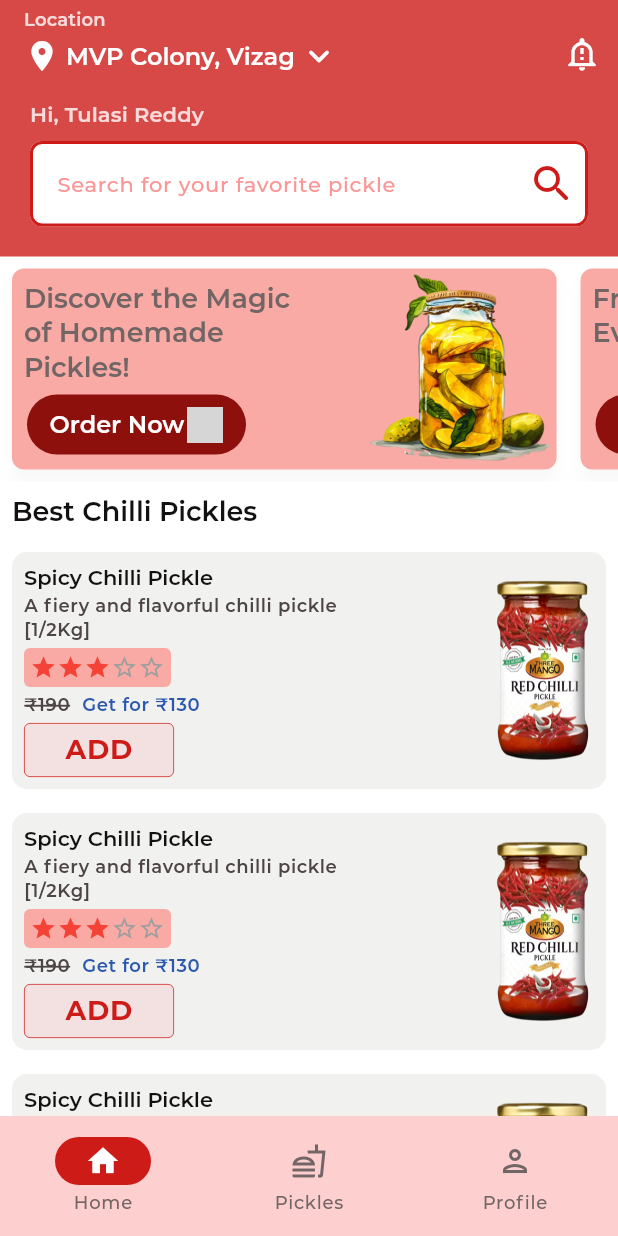
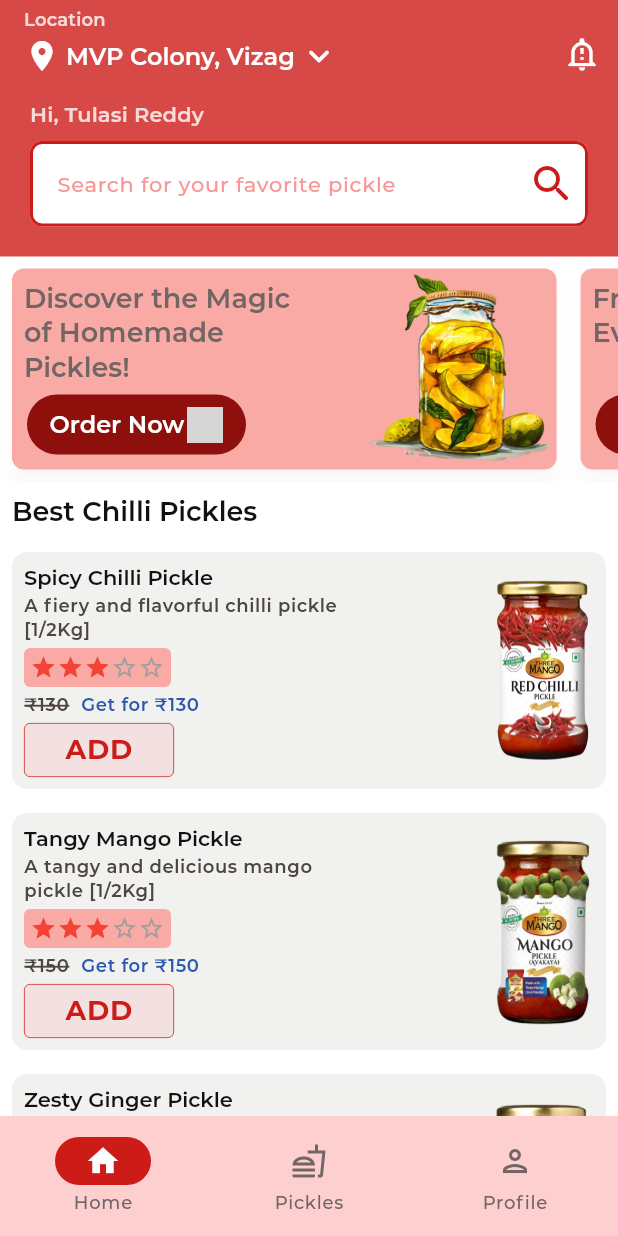
Before and after one commit to tulasireddytulasi/SpicyPickles, a Flutter app: the screen it shows after launch, on a phone screen of 412 x 824 dp. Run offline on Flutter 3.47's test engine with Material 3 defaults, Android fonts, the phone set to English and light mode, and no system bars; our stand-ins replace flutter_svg, infinite_scroll_pagination; grey boxes are pictures that could not be loaded.

Commit message:
Implemented dynamic UI

```diff
--- a/lib/presentation/home/widget/home_body_widget.dart
+++ b/lib/presentation/home/widget/home_body_widget.dart
@@ -1,9 +1,13 @@
+import 'dart:convert';
+
 import 'package:flutter/material.dart';
 import 'package:spicypickles/core/utils/app_colors.dart';
 import 'package:spicypickles/core/utils/app_extensions.dart';
+import 'package:spicypickles/model/products_model.dart';
 import 'package:spicypickles/presentation/home/widget/horizontal_item_card.dart';
 import 'package:spicypickles/presentation/home/widget/page_view_widget.dart';
 import 'package:spicypickles/presentation/home/widget/searchbar_widget.dart';
+import 'package:spicypickles/presentation/product_list/widgets/products_list_data.dart';
 
 class HomeBodyWidget extends StatefulWidget {
   const HomeBodyWidget({super.key});
@@ -13,6 +17,14 @@ class HomeBodyWidget extends StatefulWidget {
 }
 
 class _HomeBodyWidgetState extends State<HomeBodyWidget> {
+  late List<Product> actorsList = [];
+  @override
+  void initState() {
+    super.initState();
+    final productsModel = productsModelFromJson(json.encode(RepoData.data));
+    actorsList = productsModel.products ?? [];
+  }
+
   @override
   Widget build(BuildContext context) {
     return GestureDetector(
@@ -41,10 +53,15 @@ class _HomeBodyWidgetState extends State<HomeBodyWidget> {
                 ),
               ),
               ListView.builder(
-                itemCount: 8,
+                itemCount: actorsList.length,
                 shrinkWrap: true,
                 physics: const NeverScrollableScrollPhysics(),
-                itemBuilder: (context, index) => const HorizontalItemCard(),
+                itemBuilder: (context, index) => HorizontalItemCard(
+                  imgUrl: actorsList[index].imgUrl ?? "",
+                  title: actorsList[index].title ?? "",
+                  description: actorsList[index].description ?? "",
+                  price: actorsList[index].price ?? "",
+                ),
               ),
             ],
           ),
--- a/lib/presentation/home/widget/horizontal_item_card.dart
+++ b/lib/presentation/home/widget/horizontal_item_card.dart
@@ -6,7 +6,17 @@ import 'package:spicypickles/presentation/home/widget/rating_widget.dart';
 import 'package:spicypickles/presentation/product_list/widgets/add_button.dart';
 
 class HorizontalItemCard extends StatelessWidget {
-  const HorizontalItemCard({super.key});
+  const HorizontalItemCard({
+    super.key,
+    required this.imgUrl,
+    required this.title,
+    required this.description,
+    required this.price,
+  });
+  final String imgUrl;
+  final String title;
+  final String description;
+  final String price;
 
   @override
   Widget build(BuildContext context) {
@@ -30,7 +40,7 @@ class HorizontalItemCard extends StatelessWidget {
                     children: [
                       const SizedBox(height: 0),
                       Text(
-                        "Spicy Chilli Pickle",
+                        title,
                         maxLines: 2,
                         softWrap: true,
                         overflow: TextOverflow.ellipsis,
@@ -40,7 +50,7 @@ class HorizontalItemCard extends StatelessWidget {
                       SizedBox(
                         width: 210,
                         child: Text(
-                          "A fiery and flavorful chilli pickle [1/2Kg]",
+                          description,
                           maxLines: 2,
                           softWrap: true,
                           overflow: TextOverflow.ellipsis,
@@ -67,7 +77,7 @@ class HorizontalItemCard extends StatelessWidget {
                         mainAxisSize: MainAxisSize.min,
                         children: [
                           Text(
-                            "₹190",
+                            price,
                             style: context.textStyle?.bodySmall?.copyWith(
                               decoration: TextDecoration.lineThrough,
                               decorationColor: AppColors.charcoal,
@@ -79,7 +89,7 @@ class HorizontalItemCard extends StatelessWidget {
                           ),
                           const SizedBox(width: 8),
                           Text(
-                            "Get for ₹130",
+                            "Get for ${price}",
                             style: context.textStyle?.bodySmall?.copyWith(
                               fontSize: 12,
                               color: AppColors.darkBlue,
@@ -96,7 +106,7 @@ class HorizontalItemCard extends StatelessWidget {
                     mainAxisSize: MainAxisSize.min,
                     children: [
                       Image.asset(
-                        AppAssets.kChilliPickle,
+                        imgUrl,
                         fit: BoxFit.cover,
                         height: 140,
                       ),
```
